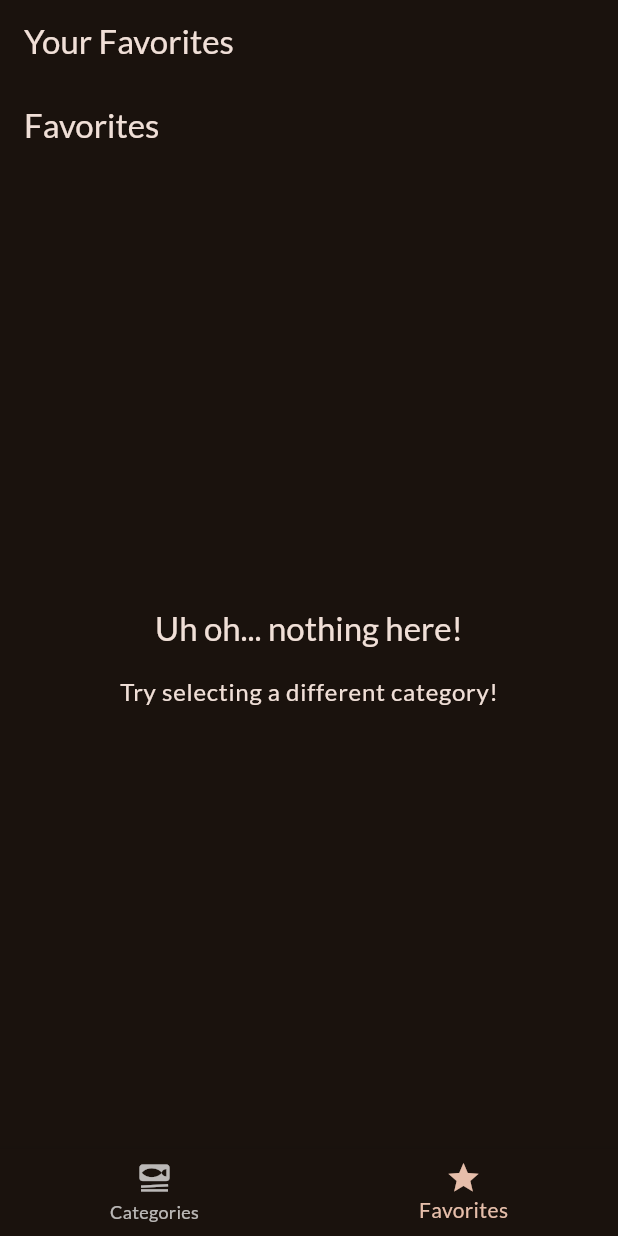
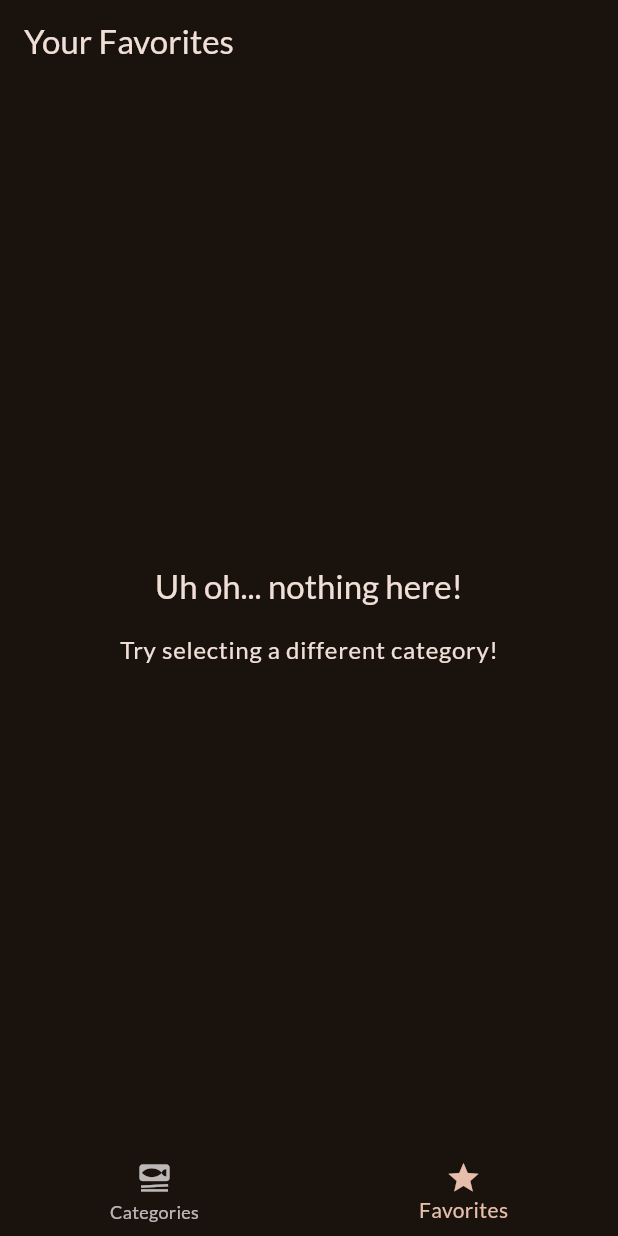
Before and after one commit to do5-5anto5/meals_app, a Flutter app: the screen it shows after launch, item 2 of the bottom bar chosen, on a phone screen of 412 x 824 dp. Run offline on Flutter 3.47's test engine with Material 3 defaults, Android fonts, the phone set to English and light mode, and no system bars; our stand-ins replace google_fonts, transparent_image.

Commit message:
Refactor: MealsScreen still need a Scaffold but change the title do nullable, so it come dynamically or not

```diff
--- a/lib/screens/meals.dart
+++ b/lib/screens/meals.dart
@@ -5,13 +5,9 @@ import '../widgets/meal_item.dart';
 import 'meal_details.dart';
 
 class MealsScreen extends StatelessWidget {
-  const MealsScreen({
-    super.key,
-    required this.title,
-    required this.availableMeals,
-  });
+  const MealsScreen({super.key, this.title, required this.availableMeals});
 
-  final String title;
+  final String? title;
   final List<Meal> availableMeals;
 
   void selectMeal(BuildContext context, Meal meal) {
@@ -56,6 +52,8 @@ class MealsScreen extends StatelessWidget {
       );
     }
 
-    return Scaffold(appBar: AppBar(title: Text(title)), body: content);
+    return title == null
+        ? content
+        : Scaffold(appBar: AppBar(title: Text(title!)), body: content);
   }
 }
--- a/lib/screens/tabs.dart
+++ b/lib/screens/tabs.dart
@@ -24,7 +24,7 @@ class _TabsScreenState extends State<TabsScreen> {
     var activePageTitle = 'Categories';
 
     if (_selectedPageIndex == 1) {
-      activePage = const MealsScreen(title: 'Favorites', availableMeals: []);
+      activePage = const MealsScreen(availableMeals: []);
       activePageTitle = 'Your Favorites';
     }
 
```
